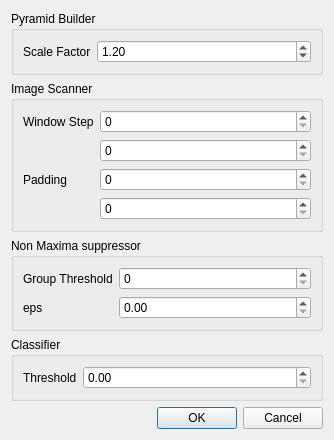
First picture: the form in vs_proj/object-recognition-app/configure_detector_dialog.ui, repository alin-draghia/ortk, before the edit.
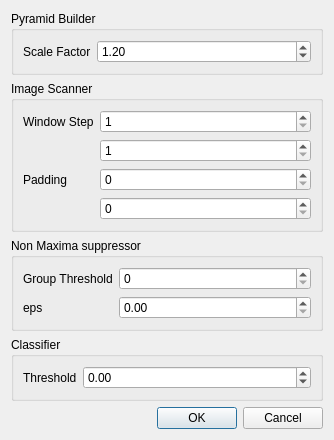
Second picture: the form after the edit.

What changed in the file:
```diff
--- a/vs_proj/object-recognition-app/configure_detector_dialog.ui
+++ b/vs_proj/object-recognition-app/configure_detector_dialog.ui
@@ -64,10 +64,17 @@
         <property name="buttonSymbols">
          <enum>QAbstractSpinBox::UpDownArrows</enum>
         </property>
+        <property name="minimum">
+         <number>1</number>
+        </property>
        </widget>
       </item>
       <item row="1" column="1">
-       <widget class="QSpinBox" name="scanner_win_step_y"/>
+       <widget class="QSpinBox" name="scanner_win_step_y">
+        <property name="minimum">
+         <number>1</number>
+        </property>
+       </widget>
       </item>
       <item row="2" column="0">
        <widget class="QLabel" name="label_3">
@@ -128,7 +135,17 @@
        </widget>
       </item>
       <item row="0" column="1">
-       <widget class="QDoubleSpinBox" name="classification_threshold"/>
+       <widget class="QDoubleSpinBox" name="classification_threshold">
+        <property name="minimum">
+         <double>-9999.989999999999782</double>
+        </property>
+        <property name="maximum">
+         <double>9999.989999999999782</double>
+        </property>
+        <property name="singleStep">
+         <double>0.100000000000000</double>
+        </property>
+       </widget>
       </item>
      </layout>
     </widget>
```
